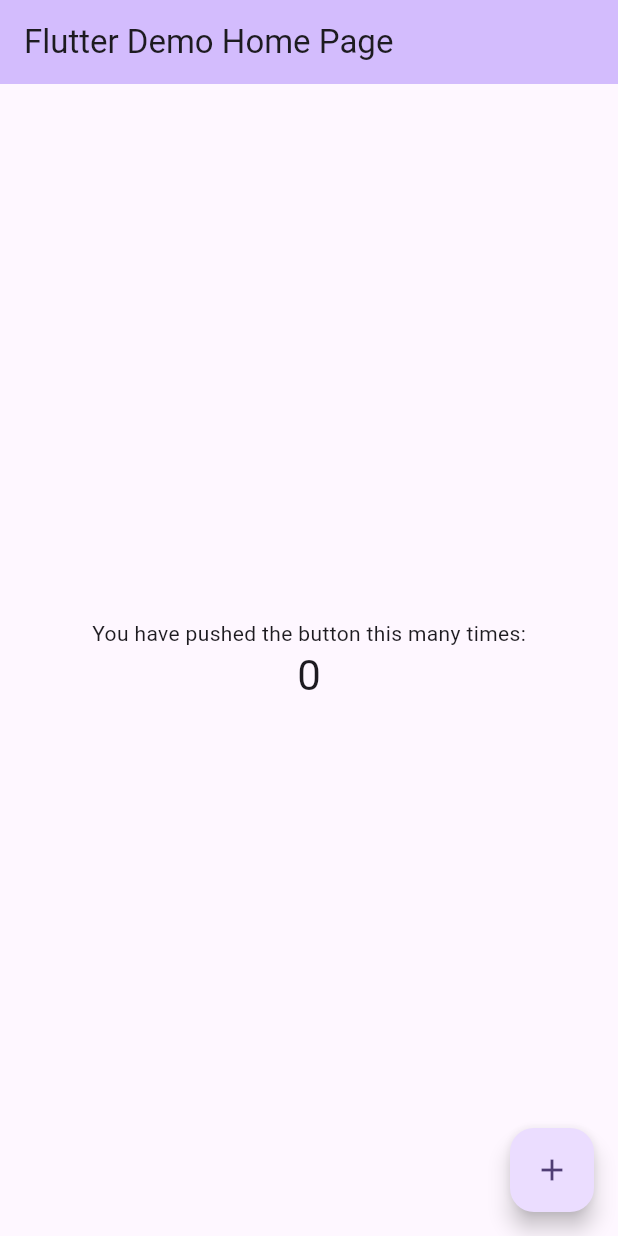
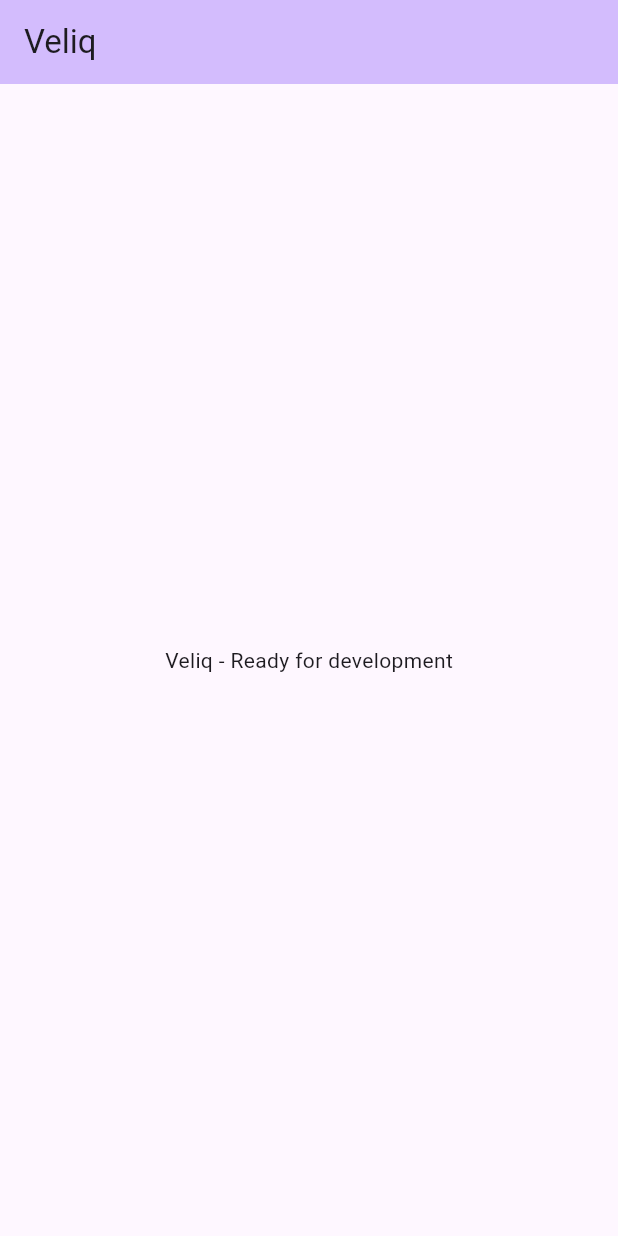
Before and after one commit to moradzadeh67/veliq, a Flutter app: the screen it shows after launch, on a phone screen of 412 x 824 dp. Run offline on Flutter 3.47's test engine with Material 3 defaults, Android fonts, the phone set to English and light mode, and no system bars.

Commit message:
feat: replace lib/main.dart with clean placeholder app

```diff
--- a/lib/main.dart
+++ b/lib/main.dart
@@ -1,122 +1,37 @@
 import 'package:flutter/material.dart';
 
 void main() {
-  runApp(const MyApp());
+  runApp(const VeliqApp());
 }
 
-class MyApp extends StatelessWidget {
-  const MyApp({super.key});
+class VeliqApp extends StatelessWidget {
+  const VeliqApp({super.key});
 
-  // This widget is the root of your application.
   @override
   Widget build(BuildContext context) {
     return MaterialApp(
-      title: 'Flutter Demo',
+      title: 'Veliq',
+      debugShowCheckedModeBanner: false,
       theme: ThemeData(
-        // This is the theme of your application.
-        //
-        // TRY THIS: Try running your application with "flutter run". You'll see
-        // the application has a purple toolbar. Then, without quitting the app,
-        // try changing the seedColor in the colorScheme below to Colors.green
-        // and then invoke "hot reload" (save your changes or press the "hot
-        // reload" button in a Flutter-supported IDE, or press "r" if you used
-        // the command line to start the app).
-        //
-        // Notice that the counter didn't reset back to zero; the application
-        // state is not lost during the reload. To reset the state, use hot
-        // restart instead.
-        //
-        // This works for code too, not just values: Most code changes can be
-        // tested with just a hot reload.
-        colorScheme: .fromSeed(seedColor: Colors.deepPurple),
+        colorScheme: ColorScheme.fromSeed(seedColor: Colors.deepPurple),
+        useMaterial3: true,
       ),
-      home: const MyHomePage(title: 'Flutter Demo Home Page'),
+      home: const HomePage(),
     );
   }
 }
 
-class MyHomePage extends StatefulWidget {
-  const MyHomePage({super.key, required this.title});
-
-  // This widget is the home page of your application. It is stateful, meaning
-  // that it has a State object (defined below) that contains fields that affect
-  // how it looks.
-
-  // This class is the configuration for the state. It holds the values (in this
-  // case the title) provided by the parent (in this case the App widget) and
-  // used by the build method of the State. Fields in a Widget subclass are
-  // always marked "final".
-
-  final String title;
-
-  @override
-  State<MyHomePage> createState() => _MyHomePageState();
-}
-
-class _MyHomePageState extends State<MyHomePage> {
-  int _counter = 0;
-
-  void _incrementCounter() {
-    setState(() {
-      // This call to setState tells the Flutter framework that something has
-      // changed in this State, which causes it to rerun the build method below
-      // so that the display can reflect the updated values. If we changed
-      // _counter without calling setState(), then the build method would not be
-      // called again, and so nothing would appear to happen.
-      _counter++;
-    });
-  }
+class HomePage extends StatelessWidget {
+  const HomePage({super.key});
 
   @override
   Widget build(BuildContext context) {
-    // This method is rerun every time setState is called, for instance as done
-    // by the _incrementCounter method above.
-    //
-    // The Flutter framework has been optimized to make rerunning build methods
-    // fast, so that you can just rebuild anything that needs updating rather
-    // than having to individually change instances of widgets.
     return Scaffold(
       appBar: AppBar(
-        // TRY THIS: Try changing the color here to a specific color (to
-        // Colors.amber, perhaps?) and trigger a hot reload to see the AppBar
-        // change color while the other colors stay the same.
+        title: const Text('Veliq'),
         backgroundColor: Theme.of(context).colorScheme.inversePrimary,
-        // Here we take the value from the MyHomePage object that was created by
-        // the App.build method, and use it to set our appbar title.
-        title: Text(widget.title),
       ),
-      body: Center(
-        // Center is a layout widget. It takes a single child and positions it
-        // in the middle of the parent.
-        child: Column(
-          // Column is also a layout widget. It takes a list of children and
-          // arranges them vertically. By default, it sizes itself to fit its
-          // children horizontally, and tries to be as tall as its parent.
-          //
-          // Column has various properties to control how it sizes itself and
-          // how it positions its children. Here we use mainAxisAlignment to
-          // center the children vertically; the main axis here is the vertical
-          // axis because Columns are vertical (the cross axis would be
-          // horizontal).
-          //
-          // TRY THIS: Invoke "debug painting" (choose the "Toggle Debug Paint"
-          // action in the IDE, or press "p" in the console), to see the
-          // wireframe for each widget.
-          mainAxisAlignment: .center,
-          children: [
-            const Text('You have pushed the button this many times:'),
-            Text(
-              '$_counter',
-              style: Theme.of(context).textTheme.headlineMedium,
-            ),
-          ],
-        ),
-      ),
-      floatingActionButton: FloatingActionButton(
-        onPressed: _incrementCounter,
-        tooltip: 'Increment',
-        child: const Icon(Icons.add),
-      ),
+      body: const Center(child: Text('Veliq - Ready for development')),
     );
   }
 }
```
